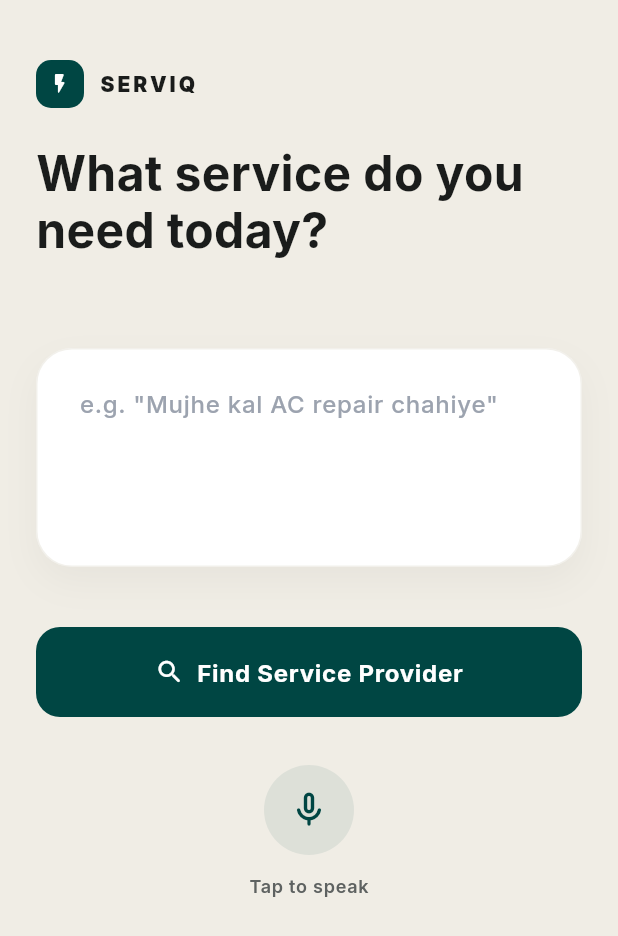
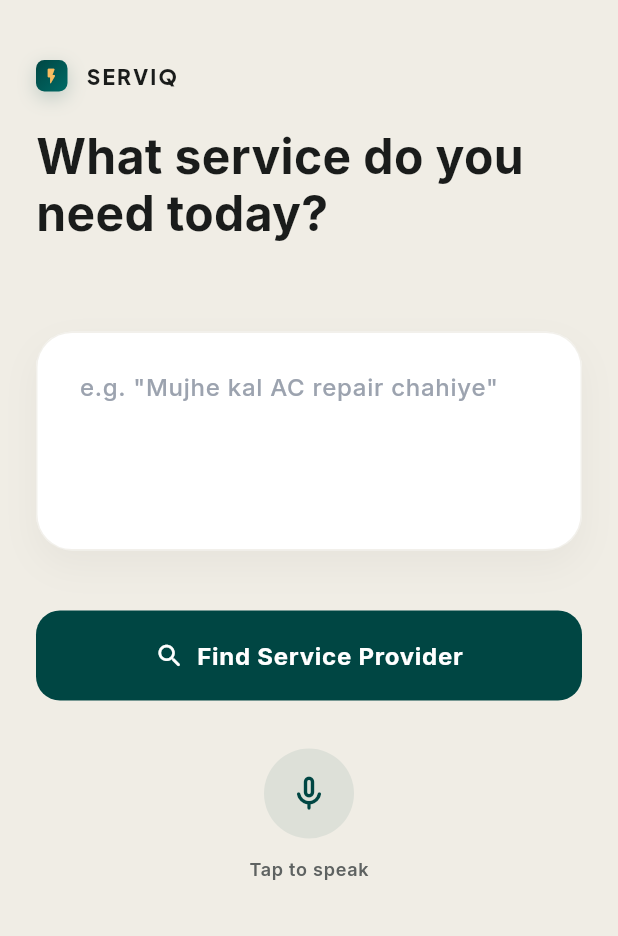
Before and after one commit to ahad324/Serviq, a Flutter app: the screen it shows after launch, on a phone screen of 412 x 824 dp. Shown: the top 936 px of the screen. Run offline on Flutter 3.47's test engine with Material 3 defaults, Android fonts, the phone set to English and light mode, and no system bars; drawn by our look-alikes of flutter_animate; our stand-ins replace dio, flutter_riverpod, go_router, google_fonts.

Commit message:
fixed some minor issue

```diff
--- a/lib/core/widgets/premium_widgets.dart
+++ b/lib/core/widgets/premium_widgets.dart
@@ -96,8 +96,14 @@ class PremiumButton extends StatelessWidget {
 class AppLogo extends StatelessWidget {
   final double size;
   final Color? color;
+  final bool showText;
 
-  const AppLogo({super.key, this.size = 24, this.color});
+  const AppLogo({
+    super.key,
+    this.size = 24,
+    this.color,
+    this.showText = true,
+  });
 
   @override
   Widget build(BuildContext context) {
@@ -105,23 +111,41 @@ class AppLogo extends StatelessWidget {
       mainAxisSize: MainAxisSize.min,
       children: [
         Container(
-          padding: const EdgeInsets.all(8),
+          width: size * 1.5,
+          height: size * 1.5,
           decoration: BoxDecoration(
-            color: color ?? AppColors.primary,
-            borderRadius: BorderRadius.circular(10),
+            gradient: const LinearGradient(
+              colors: [AppColors.primary, AppColors.primaryLight],
+              begin: Alignment.topLeft,
+              end: Alignment.bottomRight,
+            ),
+            borderRadius: BorderRadius.circular(size * 0.4),
+            boxShadow: [
+              BoxShadow(
+                color: AppColors.primary.withOpacity(0.2),
+                blurRadius: 10,
+                offset: const Offset(0, 4),
+              ),
+            ],
           ),
-          child: const Icon(Icons.flash_on_rounded, color: Colors.white, size: 16),
-        ),
-        const SizedBox(width: 10),
-        Text(
-          'SERVIQ',
-          style: GoogleFonts.inter(
-            fontSize: size,
-            fontWeight: FontWeight.w900,
-            letterSpacing: 2,
-            color: color ?? AppColors.textPrimary,
+          child: Icon(
+            Icons.flash_on_rounded,
+            color: AppColors.accent,
+            size: size * 0.9,
           ),
         ),
+        if (showText) ...[
+          const SizedBox(width: 12),
+          Text(
+            'SERVIQ',
+            style: GoogleFonts.plusJakartaSans(
+              fontSize: size,
+              fontWeight: FontWeight.w800,
+              letterSpacing: 1.5,
+              color: color ?? AppColors.textPrimary,
+            ),
+          ),
+        ],
       ],
     );
   }
--- a/lib/features/input/presentation/screens/input_screen.dart
+++ b/lib/features/input/presentation/screens/input_screen.dart
@@ -25,20 +25,14 @@ class _InputScreenState extends ConsumerState<InputScreen> {
   }
 
   void _handleSubmit() async {
-    if (_formKey.currentState?.validate() ?? false) {
-      try {
-        await ref.read(serviceBookingProvider.notifier).submitQuery(_queryController.text);
+    if (_queryController.text.trim().isEmpty) return;
 
-        // After await, we check the current state of the provider.
-        // AsyncValue.hasValue and !hasError indicates success.
-        final state = ref.read(serviceBookingProvider);
-        if (state.hasValue && !state.hasError && mounted) {
+    // Start the submission process
+    ref.read(serviceBookingProvider.notifier).submitQuery(_queryController.text);
+
+    // Navigate immediately to the AI Understanding screen
+    if (mounted) {
       context.go('/ai-understanding');
-        }
-      } catch (e) {
-        // Error is already handled by the AsyncNotifier and exposed via the provider state.
-        // The UI will show the error via _buildError.
-      }
     }
   }
 
@@ -50,6 +44,10 @@ class _InputScreenState extends ConsumerState<InputScreen> {
       backgroundColor: AppColors.background,
       body: SafeArea(
         child: SingleChildScrollView(
+          child: Center(
+            child: ConstrainedBox(
+              constraints: const BoxConstraints(maxWidth: 600),
+              child: Padding(
                 padding: const EdgeInsets.symmetric(horizontal: 24, vertical: 40),
                 child: Form(
                   key: _formKey,
@@ -72,6 +70,9 @@ class _InputScreenState extends ConsumerState<InputScreen> {
                       _buildMicButton(),
                       if (bookingState.hasError) _buildError(bookingState.error.toString()),
                     ],
+                  ),
+                ),
+              ),
             ),
           ),
         ),
```
Also changed, not shown: lib/features/booking/presentation/screens/tracking_screen.dart (+8 -1 lines), lib/features/input/presentation/screens/ai_understanding_screen.dart (added, +225 -0 lines), lib/features/matching/presentation/screens/ai_understanding_screen.dart (+6 -1 lines). Lines whose indentation alone changed are shown as unchanged.
